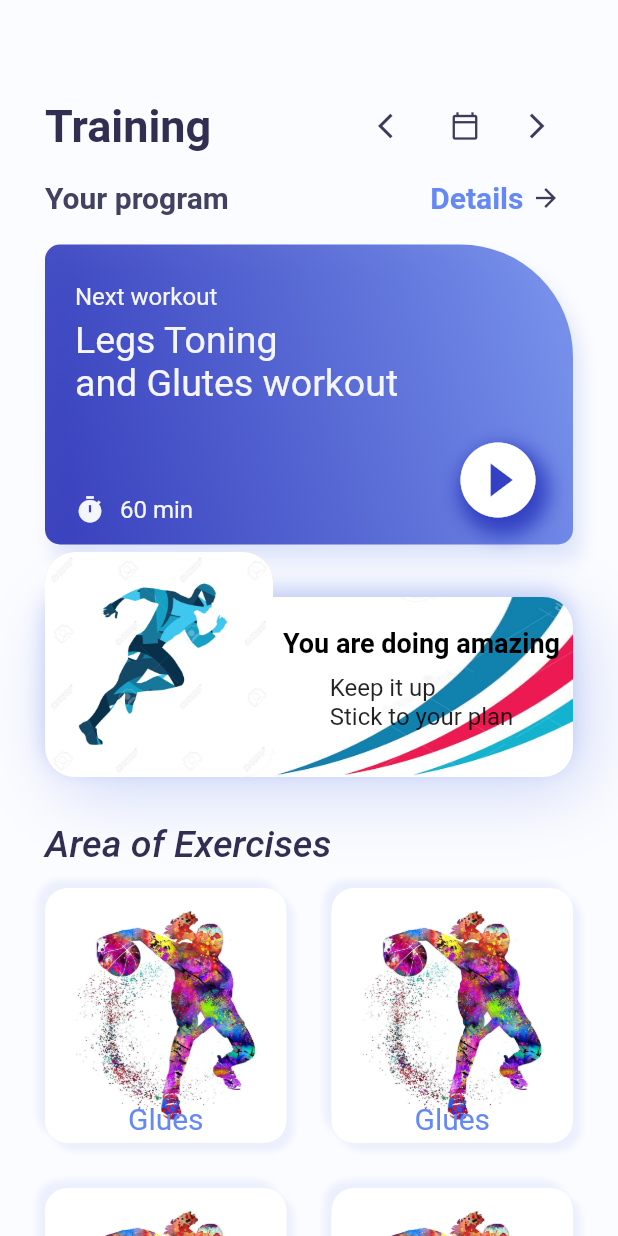
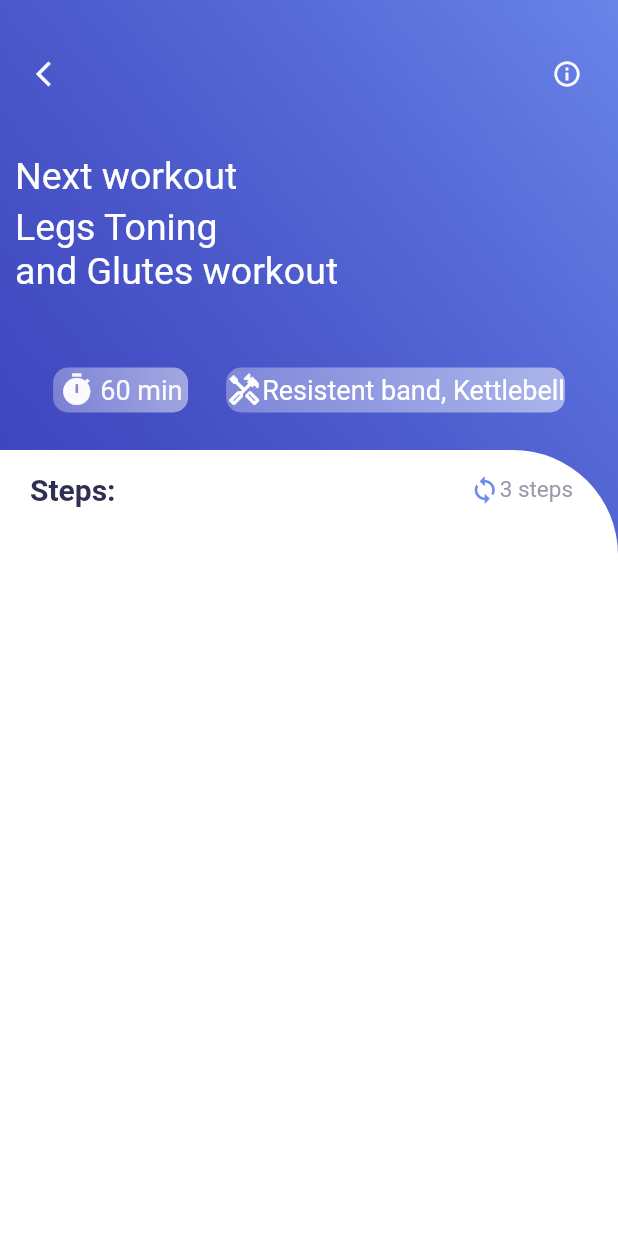
Before and after one commit to tommybarral/Workout-app, a Flutter app: the screen it shows after launch, after a tap on "Details", on a phone screen of 412 x 824 dp. Run offline on Flutter 3.47's test engine with Material 2 defaults, Android fonts, the phone set to English and light mode, and no system bars.

Commit message:
training-details created

```diff
--- a/lib/main.dart
+++ b/lib/main.dart
@@ -1,7 +1,7 @@
 import 'package:flutter/material.dart';
 import 'package:flutter/services.dart';
 import 'package:workout_app/screens/home_page_screen.dart';
-//import 'package:workout_app/screens/training_details_screen.dart';
+import 'package:workout_app/screens/training_details_screen.dart';
 
 void main() {
   SystemChrome.setPreferredOrientations([
@@ -22,7 +22,7 @@ class MyApp extends StatelessWidget {
       home: HomePageScreen(),
       routes: {
         HomePageScreen.routeName: (context) => HomePageScreen(),
-        //TrainingDetailsScreen.routeName: (context) => TrainingDetailsScreen(),
+        TrainingDetailsScreen.routeName: (context) => TrainingDetailsScreen(),
       },
     );
   }
--- a/lib/screens/home_page_screen.dart
+++ b/lib/screens/home_page_screen.dart
@@ -1,5 +1,5 @@
 import 'package:flutter/material.dart';
-//import 'package:workout_app/screens/training_details_screen.dart';
+import '../screens/training_details_screen.dart';
 import '../models/app_color.dart' as color;
 import '../models/training_data.dart';
 
@@ -11,8 +11,9 @@ class HomePageScreen extends StatefulWidget {
 
 class _HomePageScreenState extends State<HomePageScreen> {
 
-  // List info = [];
   /*
+  List info = [];
+
     _initData() {
       DefaultAssetBundle.of(context).loadString('json/info.json').then((value){
         info = json.decode(value);
@@ -37,7 +38,7 @@ class _HomePageScreenState extends State<HomePageScreen> {
               mainAxisAlignment: MainAxisAlignment.center,
               children: [
                 Text('Training', style: TextStyle(fontSize: 30, color: color.AppColor.homePageTitle, fontWeight: FontWeight.w700),),
-                //Expanded(child: Container()),
+                //Expanded(child: Container()), OR Spacer()
                 Spacer(),
                 IconButton(onPressed: () {}, icon: Icon(Icons.arrow_back_ios, size: 20, color: color.AppColor.homePageIcons,),),
                 IconButton(onPressed: () {}, icon: Icon(Icons.calendar_today_outlined, size: 20, color: color.AppColor.homePageIcons,),),
@@ -49,7 +50,7 @@ class _HomePageScreenState extends State<HomePageScreen> {
                 Text('Your program', style: TextStyle(fontSize: 20, color: color.AppColor.homePageSubtitle, fontWeight: FontWeight.w700),),
                 Spacer(),
                 TextButton(onPressed: () {
-                  //Navigator.of(context).pushNamed(TrainingDetailsScreen.routeName);
+                  Navigator.of(context).pushNamed(TrainingDetailsScreen.routeName);
                 }, child: Row(
                   children: [
                     Text('Details', style: TextStyle(fontSize: 20, color: color.AppColor.homePageDetail, fontWeight: FontWeight.w700),),
@@ -159,7 +160,6 @@ class _HomePageScreenState extends State<HomePageScreen> {
                     width: MediaQuery.of(context).size.width,
                     margin: EdgeInsets.only(right: 200, bottom: 30),
                     decoration: BoxDecoration(
-                      color: Colors.red.withOpacity(0.2),
                         borderRadius: BorderRadius.circular(20),
                         image: DecorationImage(
                           image: AssetImage(
--- /dev/null
+++ b/lib/screens/training_details_screen.dart
@@ -0,0 +1,134 @@
+import 'package:flutter/material.dart';
+import 'package:workout_app/screens/home_page_screen.dart';
+import '../models/app_color.dart' as color;
+
+class TrainingDetailsScreen extends StatefulWidget {
+  static const routeName = '/training-details';
+  @override
+  _TrainingDetailsScreenState createState() => _TrainingDetailsScreenState();
+}
+
+class _TrainingDetailsScreenState extends State<TrainingDetailsScreen> {
+  /*
+  List info = [];
+
+    _initData() {
+      DefaultAssetBundle.of(context).loadString('json/videoinfo.json').then((value){
+        info = json.decode(value);
+      });
+    }
+  @override
+  void initState() {
+    super.initState();
+    _initData();
+  }
+   */
+
+  @override
+  Widget build(BuildContext context) {
+    return Scaffold(
+      body: Container(
+        height: double.infinity,
+        width: double.infinity,
+        decoration: BoxDecoration(
+          gradient: LinearGradient(colors: [
+            color.AppColor.gradientFirst.withOpacity(0.8),
+            color.AppColor.gradientSecond,
+          ],
+            begin: FractionalOffset(0.0, 0.4),
+            end: Alignment.topRight,
+          ),
+        ),
+        child: Column(
+          children: [
+            Container(
+              width: MediaQuery.of(context).size.width,
+              height: 300,
+              padding: EdgeInsets.only(top: 25, left: 10, right: 10),
+              child: Column(
+                crossAxisAlignment: CrossAxisAlignment.start,
+                children: [
+                  Row(
+                    children: [
+                      IconButton(onPressed: (){
+                        Navigator.of(context).pushNamed(HomePageScreen.routeName);
+                      }, icon: Icon(Icons.arrow_back_ios, size: 20, color: color.AppColor.secondPageIconColor,),),
+                      Spacer(),
+                      IconButton(onPressed: (){}, icon: Icon(Icons.info_outline, size: 20, color: color.AppColor.secondPageIconColor,),),
+                    ],
+                  ),
+                  SizedBox(height: 30),
+                  Text('Next workout', style: TextStyle(fontSize: 25, color: color.AppColor.secondPageTitleColor),),
+                  SizedBox(height: 5,),
+                  Text('Legs Toning \nand Glutes workout', style: TextStyle(fontSize: 25, color: color.AppColor.secondPageTitleColor),),
+                  SizedBox(height: 50),
+                  Row(
+                    mainAxisAlignment: MainAxisAlignment.spaceEvenly,
+                    children: [
+                      Container(
+                        height: 30,
+                        width: 90,
+                        decoration: BoxDecoration(
+                          borderRadius: BorderRadius.circular(10),
+                          gradient: LinearGradient(colors: [Colors.white.withOpacity(0.3), Colors.white.withOpacity(0.5)], begin: Alignment.bottomLeft, end: Alignment.topRight),
+                        ),
+                        child: Row(
+                          mainAxisAlignment: MainAxisAlignment.spaceEvenly,
+                          children: [
+                            Icon(Icons.timer, color: color.AppColor.secondPageIconColor,),
+                            Text('60 min', style: TextStyle(color: color.AppColor.secondPageIconColor, fontSize: 18),),
+                          ],
+                        ),
+                      ),
+                      Container(
+                        height: 30,
+                        decoration: BoxDecoration(
+                          borderRadius: BorderRadius.circular(10),
+                          gradient: LinearGradient(colors: [Colors.white.withOpacity(0.3), Colors.white.withOpacity(0.5)], begin: Alignment.bottomLeft, end: Alignment.topRight),
+                        ),
+                        child: Row(
+                          mainAxisAlignment: MainAxisAlignment.spaceEvenly,
+                          children: [
+                            Icon(Icons.handyman_outlined, color: Colors.white,),
+                            Text('Resistent band, Kettlebell', style: TextStyle(color: Colors.white, fontSize: 18),),
+                          ],
+                        ),
+                      ),
+                    ],
+                  ),
+                ],
+              ),
+            ),
+            Expanded(
+              child: Container(
+                decoration: BoxDecoration(
+                  color: Colors.white,
+                  borderRadius: BorderRadius.only(topRight: Radius.circular(70),),
+                ),
+                child: Column(
+                  children: [
+                    SizedBox(height: 15),
+                    Row(
+                      children: [
+                        SizedBox(width: 20,),
+                        Text('Steps: ', style: TextStyle(fontSize: 20, fontWeight: FontWeight.bold, color: color.AppColor.circuitsColor),),
+                        Spacer(),
+                        Row(
+                          children: [
+                            Icon(Icons.loop, size: 20, color: color.AppColor.loopColor,),
+                            Text('3 steps', style: TextStyle(fontSize: 15, color: color.AppColor.setsColor),),
+                            SizedBox(width: 30,),
+                          ],
+                        ),
+                      ],
+                    ),
+                  ],
+                ),
+              ),
+            ),
+          ],
+        ),
+      ),
+    );
+  }
+}
```
